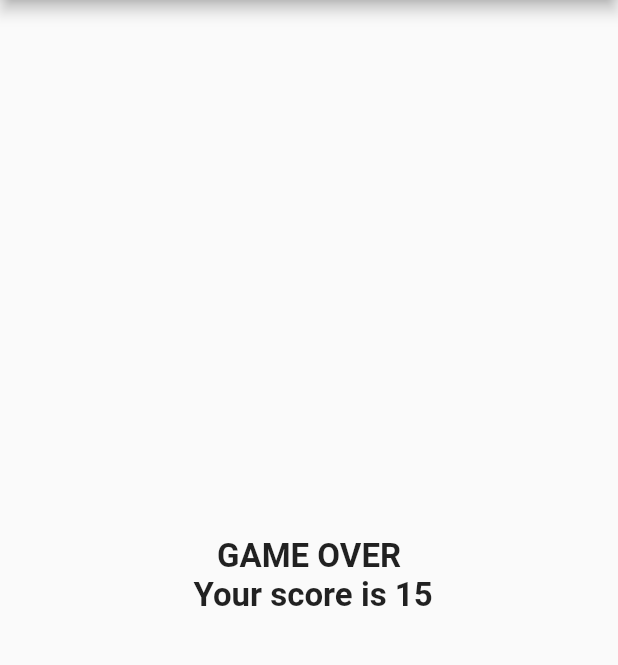
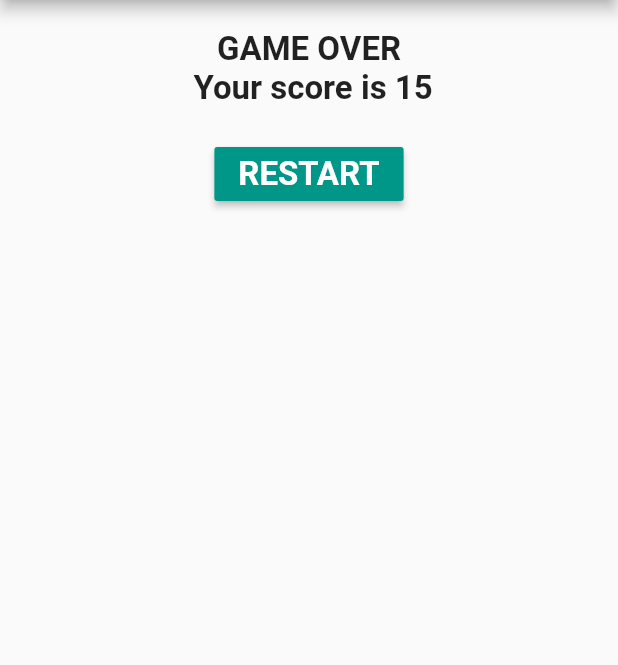
Before and after one commit to archangelmichael/UdemyFlutter, a Flutter app: the screen it shows after launch, after a tap on "YES", after a tap on "NO", after a tap on "MAYBE", on a phone screen of 412 x 824 dp, the part 84-749 px from its top. Run offline on Flutter 3.47's test engine with Material 2 defaults, Android fonts, the phone set to English and light mode, and no system bars.

```diff
--- a/intro/lib/pages/question_page.dart
+++ b/intro/lib/pages/question_page.dart
@@ -1,7 +1,7 @@
 import 'package:flutter/material.dart';
 import 'package:intro/models/question.dart';
 import 'package:intro/pages/widgets/question_column.dart';
-import 'package:intro/pages/widgets/result_text.dart';
+import 'package:intro/pages/widgets/questions_result.dart';
 
 class QuestionPage extends StatefulWidget {
   @override
@@ -32,6 +32,13 @@ class _QuestionPageState extends State<QuestionPage> {
     setState(() {});
   }
 
+  void _resetQuestions() {
+    _totalScore = 0;
+    _hasModeQuestions = true;
+    _currentIndex = 0;
+    setState(() { });
+  }
+
   @override
   Widget build(BuildContext context) {
     var selectedQuestion = _questions[_currentIndex];
@@ -44,7 +51,7 @@ class _QuestionPageState extends State<QuestionPage> {
       ),
       body: _hasModeQuestions
           ? QuestionColumn(selectedQuestion, _getNextQuestion)
-          : ResultText(_totalScore),
+          : QuestionsResult(_totalScore, _resetQuestions),
     );
   }
 }
--- /dev/null
+++ b/intro/lib/pages/widgets/questions_result.dart
@@ -0,0 +1,41 @@
+import 'package:flutter/material.dart';
+
+class QuestionsResult extends StatelessWidget {
+  final int _score;
+  final Function _resetCallback;
+
+  QuestionsResult(this._score, this._resetCallback);
+
+  @override
+  Widget build(BuildContext context) {
+    return Column(
+      children: <Widget>[
+        Container(
+          child: Text(
+            "GAME OVER \n Your score is $_score",
+            textAlign: TextAlign.center,
+            style: TextStyle(
+              fontSize: 22,
+              fontWeight: FontWeight.bold,
+            ),
+          ),
+          width: double.infinity,
+          padding: const EdgeInsets.all(20),
+        ),
+        RaisedButton(
+          child: Text(
+            "RESTART",
+            textAlign: TextAlign.center,
+            style: TextStyle(
+              fontSize: 22,
+              fontWeight: FontWeight.bold,
+              color: Colors.white,
+            ),
+          ),
+          color: Colors.teal,
+          onPressed: _resetCallback,
+        )
+      ],
+    );
+  }
+}
--- a/intro/lib/pages/widgets/result_text.dart
+++ /dev/null
@@ -1,21 +0,0 @@
-import 'package:flutter/material.dart';
-
-class ResultText extends StatelessWidget {
-  final int _score;
-
-  ResultText(this._score);
-
-  @override
-  Widget build(BuildContext context) {
-    return Center(
-      child: Text(
-        "GAME OVER \n Your score is $_score",
-        textAlign: TextAlign.center,
-        style: TextStyle(
-          fontSize: 22,
-          fontWeight: FontWeight.bold,
-        ),
-      ),
-    );
-  }
-}
```
